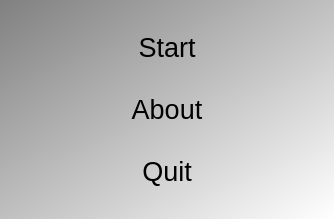
First picture: the form in Tools/ToolQuadraticSolver/qtquadraticsolvermenudialog.ui, repository richelbilderbeek/ProjectRichelBilderbeek, before the edit.
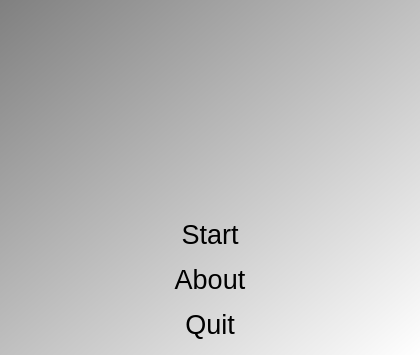
Second picture: the form after the edit. Icons and pictures are not drawn.

Diff of the .ui file:
```diff
--- a/Tools/ToolQuadraticSolver/qtquadraticsolvermenudialog.ui
+++ b/Tools/ToolQuadraticSolver/qtquadraticsolvermenudialog.ui
@@ -6,8 +6,8 @@
    <rect>
     <x>0</x>
     <y>0</y>
-    <width>334</width>
-    <height>219</height>
+    <width>420</width>
+    <height>355</height>
    </rect>
   </property>
   <property name="font">
@@ -27,17 +27,7 @@
 QPushButton { font: 48px, &quot;monospace&quot; }</string>
   </property>
   <layout class="QGridLayout" name="gridLayout">
-   <item row="3" column="0">
-    <widget class="QPushButton" name="button_about">
-     <property name="text">
-      <string>About</string>
-     </property>
-     <property name="flat">
-      <bool>true</bool>
-     </property>
-    </widget>
-   </item>
-   <item row="4" column="0">
+   <item row="5" column="0">
     <widget class="QPushButton" name="button_quit">
      <property name="text">
       <string>Quit</string>
@@ -47,7 +37,7 @@
      </property>
     </widget>
    </item>
-   <item row="0" column="0">
+   <item row="1" column="0">
     <widget class="QPushButton" name="button_start">
      <property name="text">
       <string>Start</string>
@@ -57,6 +47,29 @@
      </property>
     </widget>
    </item>
+   <item row="4" column="0">
+    <widget class="QPushButton" name="button_about">
+     <property name="text">
+      <string>About</string>
+     </property>
+     <property name="flat">
+      <bool>true</bool>
+     </property>
+    </widget>
+   </item>
+   <item row="0" column="0">
+    <widget class="QLabel" name="label">
+     <property name="text">
+      <string/>
+     </property>
+     <property name="pixmap">
+      <pixmap resource="ToolQuadraticSolver.qrc">:/ToolQuadraticSolver/images/ToolQuadraticSolverFormula.png</pixmap>
+     </property>
+     <property name="alignment">
+      <set>Qt::AlignCenter</set>
+     </property>
+    </widget>
+   </item>
   </layout>
  </widget>
  <tabstops>
```
Left out of the diff: 4 changed lines with no effect on the pictures.
